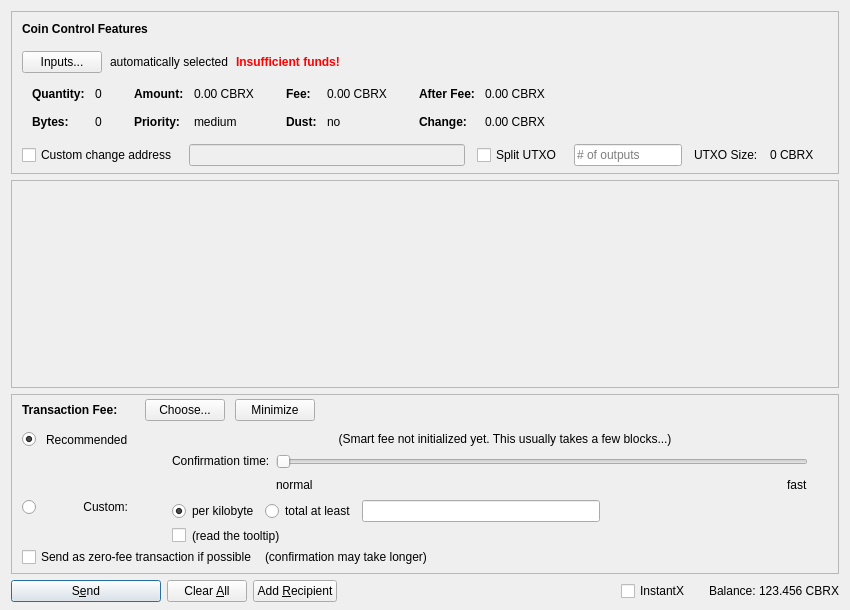
This is src/qt/forms/sendcoinsdialog.ui in atomdax/Yotoken as Qt 5 draws it before an edit. The edited form follows.
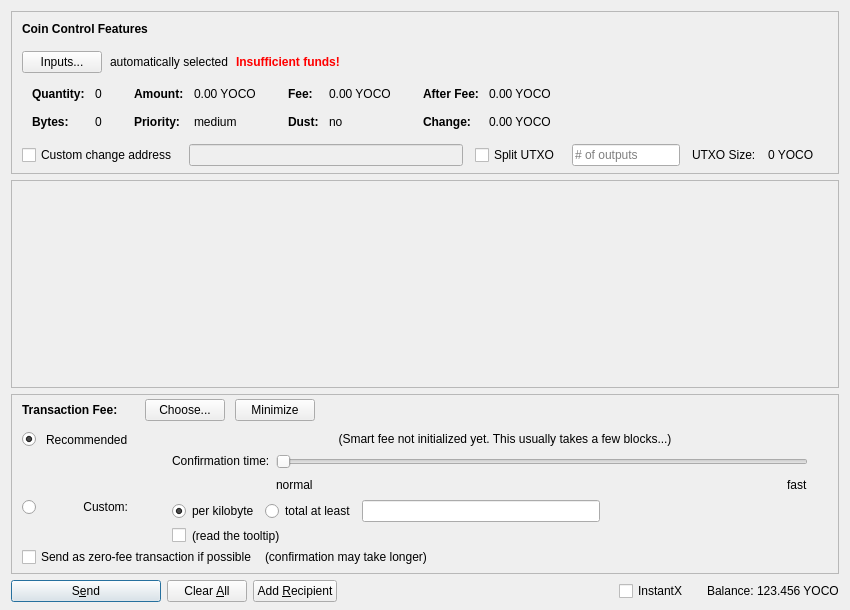
This is the edited form. Icons and pictures are not drawn. Custom widgets are drawn as their Qt base class.

The edit to the form file:
```diff
--- a/src/qt/forms/sendcoinsdialog.ui
+++ b/src/qt/forms/sendcoinsdialog.ui
@@ -324,7 +324,7 @@
                   <enum>Qt::ActionsContextMenu</enum>
                  </property>
                  <property name="text">
-                  <string notr="true">0.00 CBRX</string>
+                  <string notr="true">0.00 YOCO</string>
                  </property>
                  <property name="textInteractionFlags">
                   <set>Qt::LinksAccessibleByMouse|Qt::TextSelectableByKeyboard|Qt::TextSelectableByMouse</set>
@@ -404,7 +404,7 @@
                   <enum>Qt::ActionsContextMenu</enum>
                  </property>
                  <property name="text">
-                  <string notr="true">0.00 CBRX</string>
+                  <string notr="true">0.00 YOCO</string>
                  </property>
                  <property name="textInteractionFlags">
                   <set>Qt::LinksAccessibleByMouse|Qt::TextSelectableByKeyboard|Qt::TextSelectableByMouse</set>
@@ -484,7 +484,7 @@
                   <enum>Qt::ActionsContextMenu</enum>
                  </property>
                  <property name="text">
-                  <string notr="true">0.00 CBRX</string>
+                  <string notr="true">0.00 YOCO</string>
                  </property>
                  <property name="textInteractionFlags">
                   <set>Qt::LinksAccessibleByMouse|Qt::TextSelectableByKeyboard|Qt::TextSelectableByMouse</set>
@@ -513,7 +513,7 @@
                   <enum>Qt::ActionsContextMenu</enum>
                  </property>
                  <property name="text">
-                  <string notr="true">0.00 CBRX</string>
+                  <string notr="true">0.00 YOCO</string>
                  </property>
                  <property name="textInteractionFlags">
                   <set>Qt::LinksAccessibleByMouse|Qt::TextSelectableByKeyboard|Qt::TextSelectableByMouse</set>
@@ -594,7 +594,7 @@
           <item>
            <widget class="QLabel" name="labelBlockSize">
             <property name="text">
-             <string>0 CBRX</string>
+             <string>0 YOCO</string>
             </property>
            </widget>
           </item>
@@ -1419,7 +1419,7 @@
           <cursorShape>IBeamCursor</cursorShape>
          </property>
          <property name="text">
-          <string notr="true">123.456 CBRX</string>
+          <string notr="true">123.456 YOCO</string>
          </property>
          <property name="textInteractionFlags">
           <set>Qt::LinksAccessibleByMouse|Qt::TextSelectableByKeyboard|Qt::TextSelectableByMouse</set>
```
Left out of the diff: 16 changed lines with no effect on the pictures.
